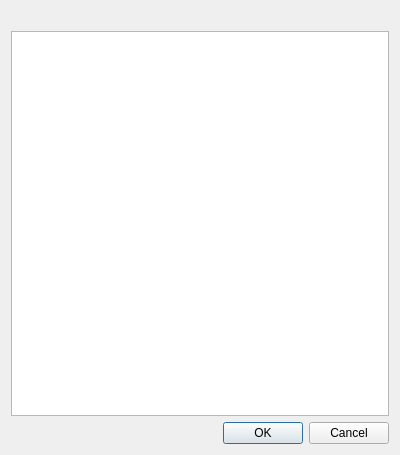
Before: the Qt Designer form launcher/ui/dialogs/BlockedModsDialog.ui in FreesmTeam/FreesmLauncher, drawn with Qt 5.
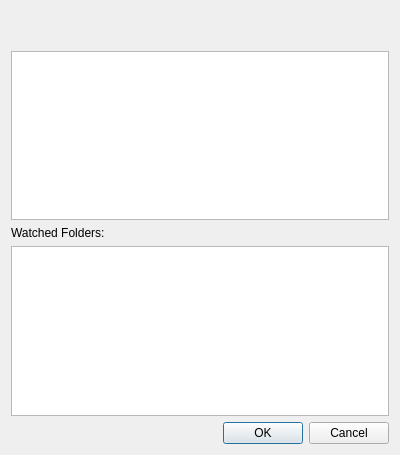
After: the same form once the commit is applied.

Commit message: feat: add list of watched folders move explanation text into dialog class and it's own label

What changed in the file:
```diff
--- a/launcher/ui/dialogs/BlockedModsDialog.ui
+++ b/launcher/ui/dialogs/BlockedModsDialog.ui
@@ -25,7 +25,23 @@
     </widget>
    </item>
    <item>
-    <widget class="QTextBrowser" name="textBrowser">
+    <widget class="QLabel" name="labelExplain">
+     <property name="text">
+      <string/>
+     </property>
+     <property name="wordWrap">
+      <bool>true</bool>
+     </property>
+    </widget>
+   </item>
+   <item>
+    <widget class="QTextBrowser" name="textBrowserModsListing">
+     <property name="minimumSize">
+      <size>
+       <width>0</width>
+       <height>165</height>
+      </size>
+     </property>
      <property name="acceptRichText">
       <bool>true</bool>
      </property>
@@ -34,6 +50,41 @@
      </property>
     </widget>
    </item>
+   <item>
+    <widget class="QLabel" name="labelWatched">
+     <property name="sizePolicy">
+      <sizepolicy hsizetype="Preferred" vsizetype="Preferred">
+       <horstretch>0</horstretch>
+       <verstretch>1</verstretch>
+      </sizepolicy>
+     </property>
+     <property name="text">
+      <string>Watched Folders:</string>
+     </property>
+    </widget>
+   </item>
+   <item>
+    <widget class="QTextBrowser" name="textBrowserWatched">
+     <property name="sizePolicy">
+      <sizepolicy hsizetype="Expanding" vsizetype="Minimum">
+       <horstretch>0</horstretch>
+       <verstretch>0</verstretch>
+      </sizepolicy>
+     </property>
+     <property name="minimumSize">
+      <size>
+       <width>0</width>
+       <height>16</height>
+      </size>
+     </property>
+     <property name="baseSize">
+      <size>
+       <width>0</width>
+       <height>12</height>
+      </size>
+     </property>
+    </widget>
+   </item>
    <item>
     <layout class="QHBoxLayout" name="bottomBoxH">
      <item>
```
Left out of the diff: 5 changed lines with no effect on the pictures. The commit also changes 3 other files.
